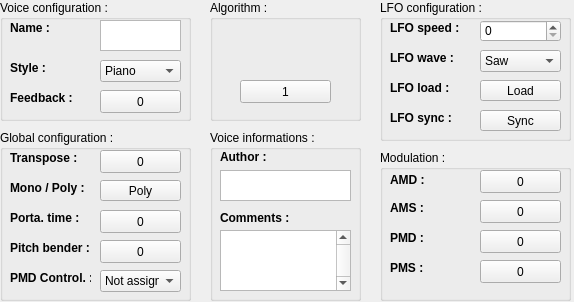
This is interface/qvoice.ui in LasDesu/fb01editor as Qt 5 draws it before an edit. The edited form follows.
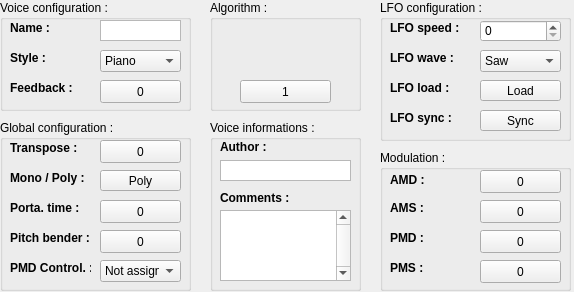
This is the edited form. Icons and pictures are not drawn. Custom widgets are drawn as their Qt base class.

```diff
--- a/interface/qvoice.ui
+++ b/interface/qvoice.ui
@@ -7,7 +7,7 @@
     <x>0</x>
     <y>0</y>
     <width>574</width>
-    <height>302</height>
+    <height>292</height>
    </rect>
   </property>
   <property name="windowTitle">
@@ -19,7 +19,7 @@
      <x>0</x>
      <y>0</y>
      <width>191</width>
-     <height>121</height>
+     <height>111</height>
     </rect>
    </property>
    <property name="title">
@@ -29,7 +29,7 @@
     <property name="geometry">
      <rect>
       <x>10</x>
-      <y>60</y>
+      <y>50</y>
       <width>81</width>
       <height>16</height>
      </rect>
@@ -48,7 +48,7 @@
     <property name="geometry">
      <rect>
       <x>100</x>
-      <y>60</y>
+      <y>50</y>
       <width>81</width>
       <height>22</height>
      </rect>
@@ -152,7 +152,7 @@
       <x>100</x>
       <y>20</y>
       <width>81</width>
-      <height>31</height>
+      <height>21</height>
      </rect>
     </property>
     <property name="toolTip">
@@ -178,7 +178,7 @@
     <property name="geometry">
      <rect>
       <x>10</x>
-      <y>90</y>
+      <y>80</y>
       <width>81</width>
       <height>16</height>
      </rect>
@@ -197,7 +197,7 @@
     <property name="geometry">
      <rect>
       <x>100</x>
-      <y>90</y>
+      <y>80</y>
       <width>81</width>
       <height>23</height>
      </rect>
@@ -222,7 +222,7 @@
      <x>210</x>
      <y>0</y>
      <width>151</width>
-     <height>121</height>
+     <height>111</height>
     </rect>
    </property>
    <property name="title">
@@ -453,7 +453,7 @@
    <property name="geometry">
     <rect>
      <x>210</x>
-     <y>130</y>
+     <y>120</y>
      <width>151</width>
      <height>171</height>
     </rect>
@@ -486,7 +486,7 @@
       <x>10</x>
       <y>40</y>
       <width>131</width>
-      <height>31</height>
+      <height>21</height>
      </rect>
     </property>
     <property name="toolTip">
@@ -506,9 +506,9 @@
     <property name="geometry">
      <rect>
       <x>10</x>
-      <y>100</y>
+      <y>90</y>
       <width>131</width>
-      <height>61</height>
+      <height>71</height>
      </rect>
     </property>
     <property name="toolTip">
@@ -528,7 +528,7 @@
     <property name="geometry">
      <rect>
       <x>10</x>
-      <y>80</y>
+      <y>70</y>
       <width>71</width>
       <height>16</height>
      </rect>
@@ -548,7 +548,7 @@
    <property name="geometry">
     <rect>
      <x>0</x>
-     <y>130</y>
+     <y>120</y>
      <width>191</width>
      <height>171</height>
     </rect>
@@ -781,7 +781,7 @@
      <x>380</x>
      <y>150</y>
      <width>191</width>
-     <height>151</height>
+     <height>141</height>
     </rect>
    </property>
    <property name="title">
```
Left out of the diff: 8 changed lines with no effect on the pictures.
